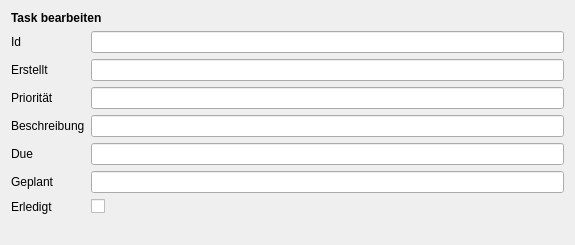
This is src/widgets/ui/taskeditwidget.ui in choenig/tingy as Qt 5 draws it before an edit. The edited form follows.
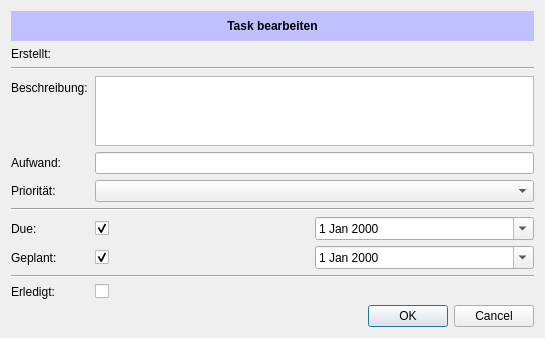
This is the edited form.

Commit message: implement task edit widget

Diff of the .ui file:
```diff
--- a/src/widgets/ui/taskeditwidget.ui
+++ b/src/widgets/ui/taskeditwidget.ui
@@ -6,100 +6,284 @@
    <rect>
     <x>0</x>
     <y>0</y>
-    <width>575</width>
-    <height>245</height>
+    <width>545</width>
+    <height>338</height>
    </rect>
   </property>
   <property name="windowTitle">
    <string>Form</string>
   </property>
   <layout class="QFormLayout" name="formLayout">
-   <item row="1" column="0">
-    <widget class="QLabel" name="label">
-     <property name="text">
-      <string>Id</string>
-     </property>
-    </widget>
-   </item>
+   <property name="horizontalSpacing">
+    <number>7</number>
+   </property>
    <item row="0" column="0" colspan="2">
-    <widget class="QLabel" name="label_2">
+    <widget class="QLabel" name="lblSubject">
+     <property name="minimumSize">
+      <size>
+       <width>0</width>
+       <height>30</height>
+      </size>
+     </property>
+     <property name="palette">
+      <palette>
+       <active>
+        <colorrole role="Base">
+         <brush brushstyle="SolidPattern">
+          <color alpha="255">
+           <red>255</red>
+           <green>255</green>
+           <blue>255</blue>
+          </color>
+         </brush>
+        </colorrole>
+        <colorrole role="Window">
+         <brush brushstyle="SolidPattern">
+          <color alpha="255">
+           <red>192</red>
+           <green>192</green>
+           <blue>255</blue>
+          </color>
+         </brush>
+        </colorrole>
+       </active>
+       <inactive>
+        <colorrole role="Base">
+         <brush brushstyle="SolidPattern">
+          <color alpha="255">
+           <red>255</red>
+           <green>255</green>
+           <blue>255</blue>
+          </color>
+         </brush>
+        </colorrole>
+        <colorrole role="Window">
+         <brush brushstyle="SolidPattern">
+          <color alpha="255">
+           <red>192</red>
+           <green>192</green>
+           <blue>255</blue>
+          </color>
+         </brush>
+        </colorrole>
+       </inactive>
+       <disabled>
+        <colorrole role="Base">
+         <brush brushstyle="SolidPattern">
+          <color alpha="255">
+           <red>192</red>
+           <green>192</green>
+           <blue>255</blue>
+          </color>
+         </brush>
+        </colorrole>
+        <colorrole role="Window">
+         <brush brushstyle="SolidPattern">
+          <color alpha="255">
+           <red>192</red>
+           <green>192</green>
+           <blue>255</blue>
+          </color>
+         </brush>
+        </colorrole>
+       </disabled>
+      </palette>
+     </property>
      <property name="font">
       <font>
        <weight>75</weight>
        <bold>true</bold>
       </font>
      </property>
+     <property name="autoFillBackground">
+      <bool>true</bool>
+     </property>
      <property name="text">
       <string>Task bearbeiten</string>
      </property>
+     <property name="alignment">
+      <set>Qt::AlignCenter</set>
+     </property>
+    </widget>
+   </item>
+   <item row="1" column="0">
+    <widget class="QLabel" name="label">
+     <property name="text">
+      <string>Erstellt:</string>
+     </property>
     </widget>
    </item>
    <item row="1" column="1">
-    <widget class="QLineEdit" name="leId"/>
-   </item>
-   <item row="4" column="0">
-    <widget class="QLabel" name="label_3">
+    <widget class="QLabel" name="lblCreated">
+     <property name="sizePolicy">
+      <sizepolicy hsizetype="Expanding" vsizetype="Preferred">
+       <horstretch>0</horstretch>
+       <verstretch>0</verstretch>
+      </sizepolicy>
+     </property>
      <property name="text">
-      <string>Beschreibung</string>
+      <string/>
+     </property>
+    </widget>
+   </item>
+   <item row="2" column="0" colspan="2">
+    <widget class="Line" name="line">
+     <property name="orientation">
+      <enum>Qt::Horizontal</enum>
      </property>
     </widget>
    </item>
    <item row="3" column="0">
-    <widget class="QLabel" name="label_4">
+    <widget class="QLabel" name="label_3">
      <property name="text">
-      <string>Priorität</string>
-     </property>
-    </widget>
-   </item>
-   <item row="2" column="0">
-    <widget class="QLabel" name="label_5">
-     <property name="text">
-      <string>Erstellt</string>
-     </property>
-    </widget>
-   </item>
-   <item row="5" column="0">
-    <widget class="QLabel" name="label_6">
-     <property name="text">
-      <string>Due</string>
-     </property>
-    </widget>
-   </item>
-   <item row="6" column="0">
-    <widget class="QLabel" name="label_7">
-     <property name="text">
-      <string>Geplant</string>
-     </property>
-    </widget>
-   </item>
-   <item row="7" column="0">
-    <widget class="QLabel" name="label_8">
-     <property name="text">
-      <string>Erledigt</string>
-     </property>
-    </widget>
-   </item>
-   <item row="7" column="1">
-    <widget class="QCheckBox" name="chkDone">
-     <property name="text">
-      <string/>
+      <string>Beschreibung:</string>
      </property>
     </widget>
    </item>
    <item row="3" column="1">
-    <widget class="QLineEdit" name="lePriority"/>
+    <widget class="QPlainTextEdit" name="leDescription">
+     <property name="plainText">
+      <string/>
+     </property>
+    </widget>
+   </item>
+   <item row="4" column="0">
+    <widget class="QLabel" name="label_9">
+     <property name="text">
+      <string>Aufwand:</string>
+     </property>
+    </widget>
    </item>
    <item row="4" column="1">
-    <widget class="QLineEdit" name="leDescription"/>
+    <widget class="QLineEdit" name="leEffort">
+     <property name="sizePolicy">
+      <sizepolicy hsizetype="Preferred" vsizetype="Fixed">
+       <horstretch>0</horstretch>
+       <verstretch>0</verstretch>
+      </sizepolicy>
+     </property>
+    </widget>
+   </item>
+   <item row="5" column="0">
+    <widget class="QLabel" name="label_4">
+     <property name="text">
+      <string>Priorität:</string>
+     </property>
+    </widget>
    </item>
    <item row="5" column="1">
-    <widget class="QLineEdit" name="leDue"/>
+    <widget class="QComboBox" name="cbPrio"/>
    </item>
-   <item row="6" column="1">
-    <widget class="QLineEdit" name="lePlanned"/>
+   <item row="6" column="0" colspan="2">
+    <widget class="Line" name="line_2">
+     <property name="orientation">
+      <enum>Qt::Horizontal</enum>
+     </property>
+    </widget>
    </item>
-   <item row="2" column="1">
-    <widget class="QLineEdit" name="leCreated"/>
+   <item row="7" column="0">
+    <widget class="QLabel" name="label_6">
+     <property name="text">
+      <string>Due:</string>
+     </property>
+    </widget>
+   </item>
+   <item row="7" column="1">
+    <layout class="QHBoxLayout" name="horizontalLayout">
+     <property name="spacing">
+      <number>0</number>
+     </property>
+     <item>
+      <widget class="QCheckBox" name="chkDue">
+       <property name="text">
+        <string/>
+       </property>
+       <property name="checked">
+        <bool>true</bool>
+       </property>
+      </widget>
+     </item>
+     <item>
+      <widget class="QDateEdit" name="calDue">
+       <property name="calendarPopup">
+        <bool>true</bool>
+       </property>
+      </widget>
+     </item>
+    </layout>
+   </item>
+   <item row="8" column="0">
+    <widget class="QLabel" name="label_7">
+     <property name="text">
+      <string>Geplant:</string>
+     </property>
+    </widget>
+   </item>
+   <item row="8" column="1">
+    <layout class="QHBoxLayout" name="horizontalLayout_2">
+     <property name="spacing">
+      <number>0</number>
+     </property>
+     <item>
+      <widget class="QCheckBox" name="chkPlanned">
+       <property name="text">
+        <string/>
+       </property>
+       <property name="checked">
+        <bool>true</bool>
+       </property>
+      </widget>
+     </item>
+     <item>
+      <widget class="QDateEdit" name="calPlanned">
+       <property name="calendarPopup">
+        <bool>true</bool>
+       </property>
+      </widget>
+     </item>
+    </layout>
+   </item>
+   <item row="10" column="0">
+    <widget class="QLabel" name="lblDone">
+     <property name="text">
+      <string>Erledigt:</string>
+     </property>
+    </widget>
+   </item>
+   <item row="10" column="1">
+    <layout class="QHBoxLayout" name="horizontalLayout_3">
+     <property name="spacing">
+      <number>0</number>
+     </property>
+     <item>
+      <widget class="QCheckBox" name="chkDone">
+       <property name="text">
+        <string/>
+       </property>
+      </widget>
+     </item>
+     <item>
+      <widget class="QLabel" name="lblDoneTimestamp">
+       <property name="text">
+        <string/>
+       </property>
+      </widget>
+     </item>
+    </layout>
+   </item>
+   <item row="11" column="0" colspan="2">
+    <widget class="QDialogButtonBox" name="btnGroup">
+     <property name="standardButtons">
+      <set>QDialogButtonBox::Cancel|QDialogButtonBox::Ok</set>
+     </property>
+    </widget>
+   </item>
+   <item row="9" column="0" colspan="2">
+    <widget class="Line" name="line_3">
+     <property name="orientation">
+      <enum>Qt::Horizontal</enum>
+     </property>
+    </widget>
    </item>
   </layout>
  </widget>
```
Left out of the diff: 45 changed lines with no effect on the pictures. The commit also changes 8 other files.
